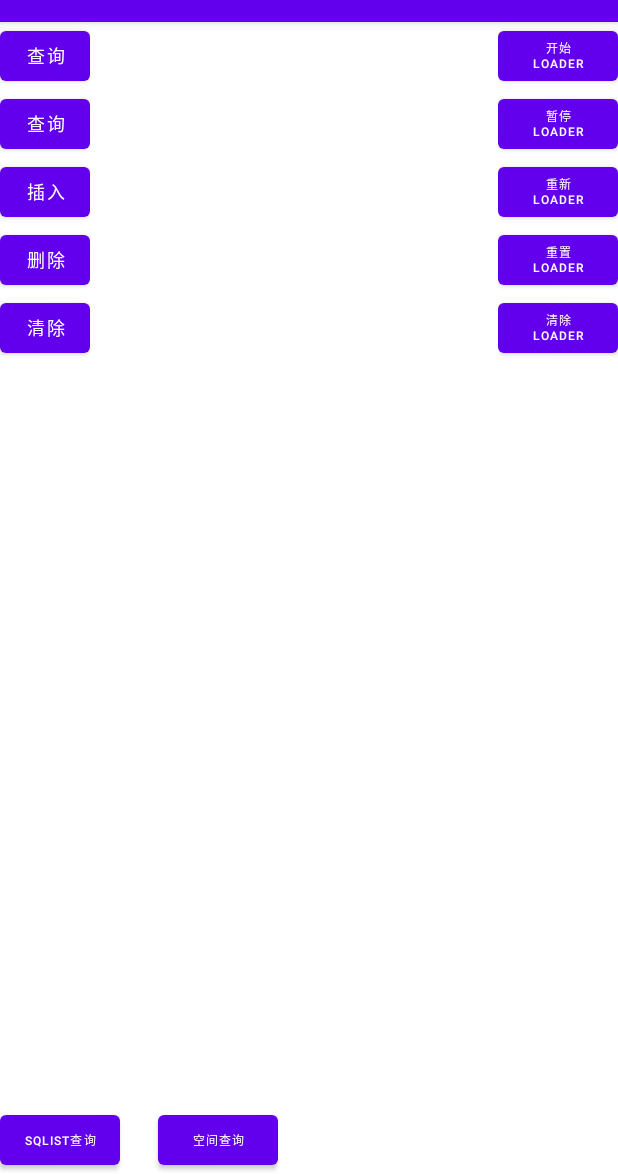
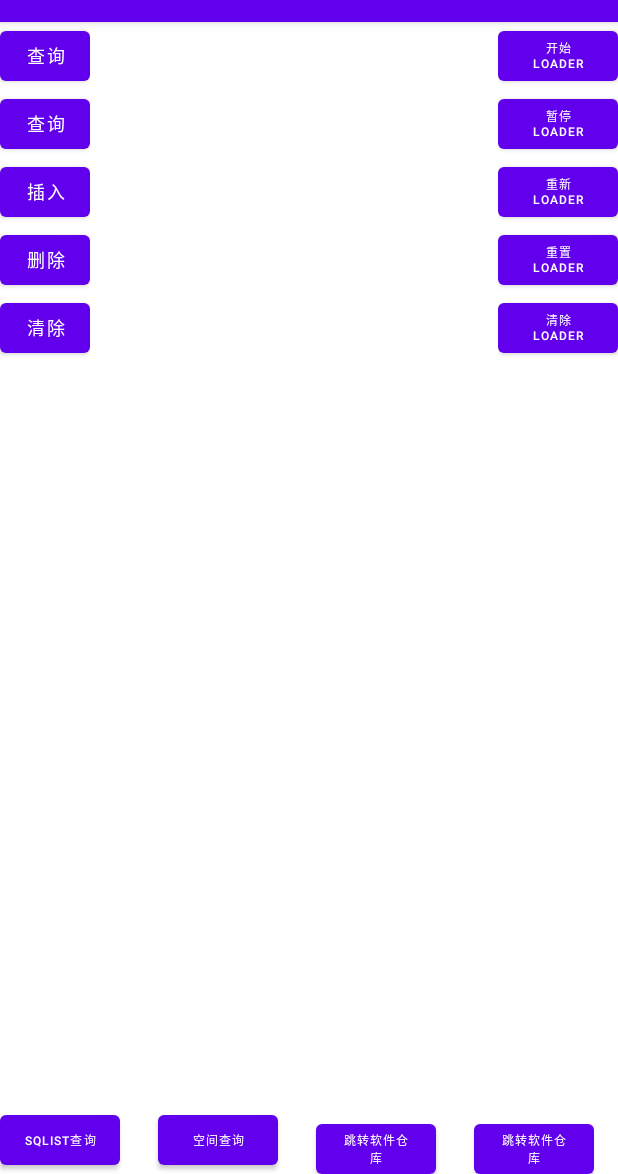
Before and after one commit to YongCanWang/LoaderManageDemo, an Android app: the screen it shows after launch (MainActivity), on a phone screen of 412 x 824 dp, the part 62-1236 px from its top. Run offline under Robolectric (Android 15) with nearby library versions, the phone set to English and light mode, and no system bars.

```diff
--- a/app/src/main/java/com/mapscloud/dtt/loadermanagerdemo/loader/POILoader.java
+++ b/app/src/main/java/com/mapscloud/dtt/loadermanagerdemo/loader/POILoader.java
@@ -35,4 +35,5 @@ public class POILoader extends CursorLoader {
     }
 
 
+
 }
--- a/app/src/main/res/layout/activity_main.xml
+++ b/app/src/main/res/layout/activity_main.xml
@@ -144,6 +144,25 @@
             android:layout_width="80dp"
             android:layout_height="45dp"/>
 
+        <Button
+            android:layout_marginLeft="25dp"
+            android:onClick="goApp"
+            android:textSize="8sp"
+            android:text="跳转软件仓库"
+            android:id="@+id/bt_spatial_query"
+            android:layout_width="80dp"
+            android:layout_height="45dp"/>
+
+
+        <Button
+            android:layout_marginLeft="25dp"
+            android:onClick="goAppStore"
+            android:textSize="8sp"
+            android:text="跳转软件仓库"
+            android:id="@+id/bt_spatial_query"
+            android:layout_width="80dp"
+            android:layout_height="45dp"/>
+
     </LinearLayout>
 
 
```
Also changed, not shown: app/src/main/java/com/mapscloud/dtt/loadermanagerdemo/ui/MainActivity.java (+41 -7 lines), app/src/main/assets/personal.db (added), app/src/main/assets/personalTest.db (added), 1 other file.
